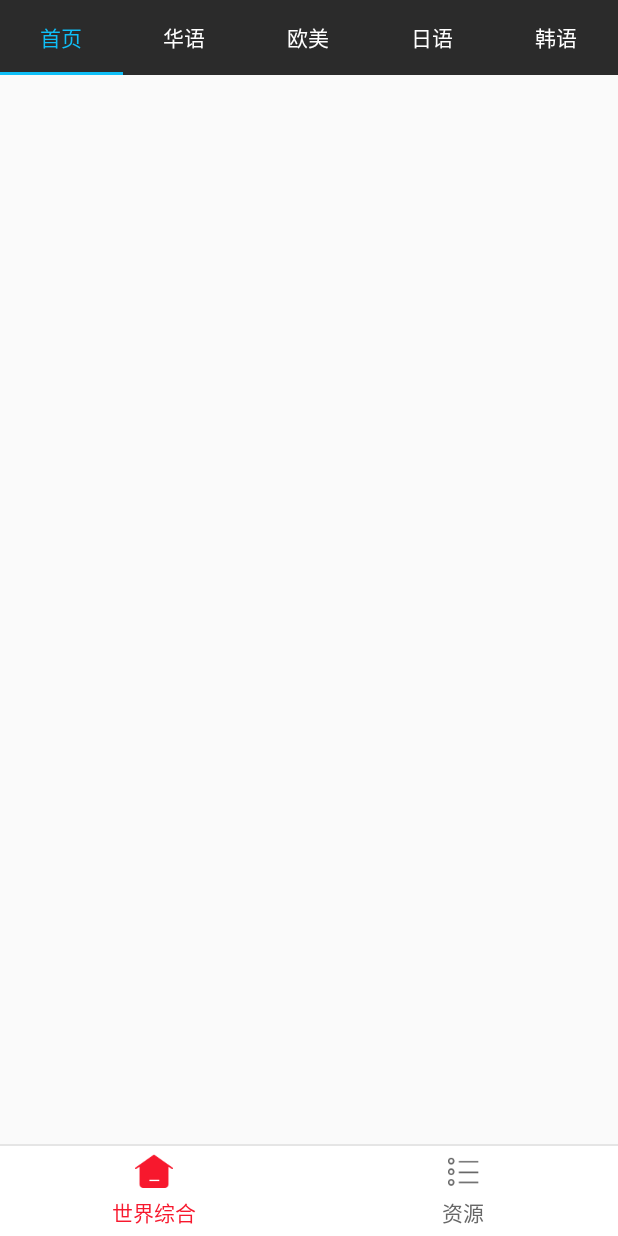
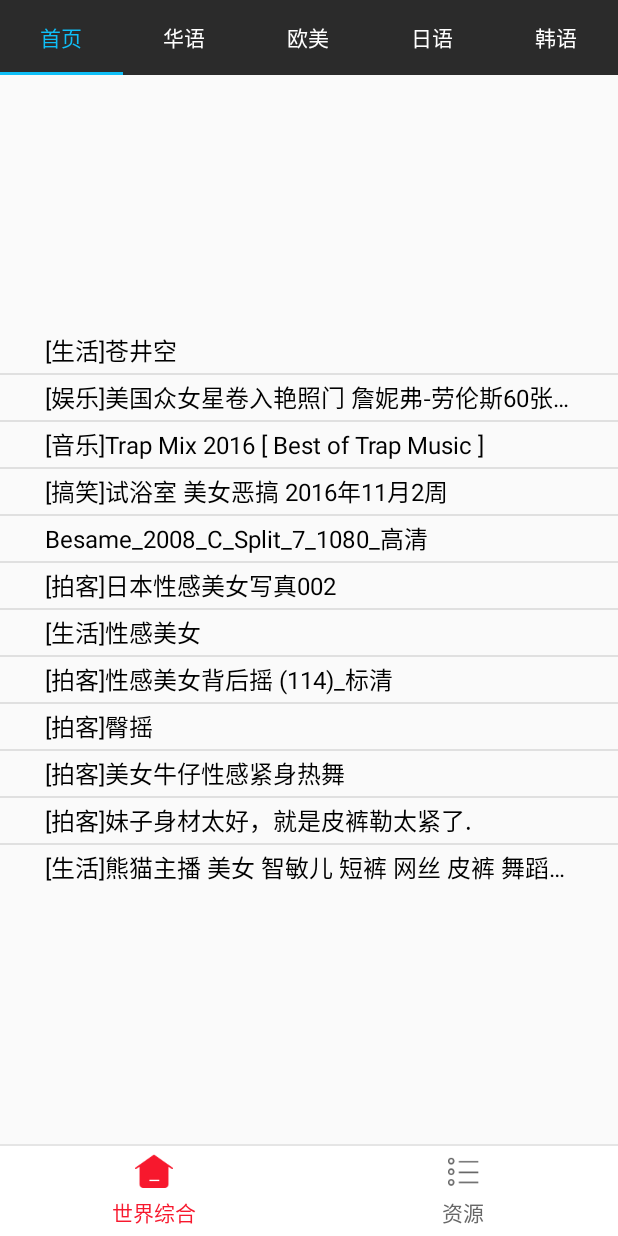
Before and after one commit to Yis92/DemoApplication, an Android app: the screen it shows after launch (MainActivity), on a phone screen of 412 x 824 dp. Run offline under Robolectric (Android 15) with nearby library versions, the phone set to English and light mode, and no system bars.

Commit message:
增加listview

```diff
--- a/app/src/main/AndroidManifest.xml
+++ b/app/src/main/AndroidManifest.xml
@@ -15,6 +15,10 @@
                 <category android:name="android.intent.category.LAUNCHER" />
             </intent-filter>
         </activity>
+        <activity android:name=".activity.VideoActivity"
+            android:exported="false"
+            android:launchMode="singleTop"
+            android:screenOrientation="portrait"/>
     </application>
 
 </manifest>
--- /dev/null
+++ b/app/src/main/java/com/zsw/demoapplication/adapter/MyListAdapter.java
@@ -0,0 +1,60 @@
+package com.zsw.demoapplication.adapter;
+
+import android.content.Context;
+import android.view.LayoutInflater;
+import android.view.View;
+import android.view.ViewGroup;
+import android.webkit.WebView;
+import android.widget.BaseAdapter;
+import android.widget.TextView;
+
+import com.zsw.demoapplication.R;
+import com.zsw.demoapplication.entity.NewsContent;
+
+import java.util.List;
+
+/**
+ * @author zeng
+ * @date 2016/12/9
+ * @Description:
+ */
+
+public class MyListAdapter extends BaseAdapter {
+    private List<NewsContent> list;
+    private LayoutInflater mInflater;
+    private Context context;
+
+    public MyListAdapter(List<NewsContent> list, Context context) {
+        this.list = list;
+        this.context = context;
+        this.mInflater =LayoutInflater.from(context);
+    }
+
+    @Override
+    public int getCount() {
+        return list.size();
+    }
+
+    @Override
+    public Object getItem(int position) {
+        return list.get(position);
+    }
+
+    @Override
+    public long getItemId(int position) {
+        return position;
+    }
+
+    @Override
+    public View getView(int position, View convertView, ViewGroup parent) {
+        View view = null;
+        if (convertView != null) {
+            view = convertView;
+        } else {
+            view = mInflater.inflate(R.layout.item_news, parent, false);
+        }
+        TextView textView = (TextView) view.findViewById(R.id.news_title);
+        textView.setText(list.get(position).getTitle());
+        return view;
+    }
+}
--- /dev/null
+++ b/app/src/main/java/com/zsw/demoapplication/entity/NewsContent.java
@@ -0,0 +1,33 @@
+package com.zsw.demoapplication.entity;
+
+/**
+ * @author zeng
+ * @date 2016/12/9
+ * @Description:
+ */
+
+public class NewsContent {
+    private String title;
+    private String url;
+
+    public NewsContent(String title, String url) {
+        this.title = title;
+        this.url = url;
+    }
+
+    public String getTitle() {
+        return title;
+    }
+
+    public void setTitle(String title) {
+        this.title = title;
+    }
+
+    public String getUrl() {
+        return url;
+    }
+
+    public void setUrl(String url) {
+        this.url = url;
+    }
+}
--- a/app/src/main/java/com/zsw/demoapplication/fragment/type/TabFragment.java
+++ b/app/src/main/java/com/zsw/demoapplication/fragment/type/TabFragment.java
@@ -1,6 +1,8 @@
 package com.zsw.demoapplication.fragment.type;
 
 
+import android.app.Activity;
+import android.content.Intent;
 import android.os.Bundle;
 import android.support.annotation.Nullable;
 import android.support.v4.app.Fragment;
@@ -12,9 +14,17 @@ import android.webkit.WebChromeClient;
 import android.webkit.WebSettings;
 import android.webkit.WebView;
 import android.webkit.WebViewClient;
+import android.widget.AdapterView;
+import android.widget.ListView;
 import android.widget.ProgressBar;
 
 import com.zsw.demoapplication.R;
+import com.zsw.demoapplication.activity.VideoActivity;
+import com.zsw.demoapplication.adapter.MyListAdapter;
+import com.zsw.demoapplication.entity.NewsContent;
+
+import java.util.ArrayList;
+import java.util.List;
 
 /**
  * @author zeng
@@ -54,7 +64,7 @@ public class TabFragment extends Fragment {
             initWebData(url);
         }else if("日语".equals(title)){
             vsWeb.inflate();
-            url="http://music.163.com/#/artist/mv?id=161865&limit=12&offset=0";
+            url="http://music.163.com/m/artist?id=161865&limit=12&offset=12#?thirdfrom=wx";
             initWebData(url);
         }else if("韩语".equals(title)){
             vsWeb.inflate();
@@ -115,7 +125,29 @@ public class TabFragment extends Fragment {
     }
 
     private void initListData() {
-
+        final List<NewsContent> list = new ArrayList<>();
+        list.add(new NewsContent("[生活]苍井空","http://player.youku.com/embed/XMzkyODEyMzY4"));
+        list.add(new NewsContent("[娱乐]美国众女星卷入艳照门 詹妮弗-劳伦斯60张裸照外泄","http://player.youku.com/embed/XNzY3NDE2MDIw"));
+        list.add(new NewsContent("[音乐]Trap Mix 2016 [ Best of Trap Music ]","http://player.youku.com/embed/XMTQ3MDg2MDg3Ng=="));
+        list.add(new NewsContent("[搞笑]试浴室 美女恶搞 2016年11月2周","http://player.youku.com/embed/XMTgxNTY5ODAwOA=="));
+        list.add(new NewsContent("Besame_2008_C_Split_7_1080_高清","http://player.youku.com/embed/XMTcxNzU4NTYwOA=="));
+        list.add(new NewsContent("[拍客]日本性感美女写真002","http://player.youku.com/embed/XMTgzNDg1ODUyNA=="));
+        list.add(new NewsContent("[生活]性感美女","http://player.youku.com/embed/XMTM3ODQxOTEyOA=="));
+        list.add(new NewsContent("[拍客]性感美女背后摇 (114)_标清","http://player.youku.com/embed/XMTU3OTYzNDA5Mg=="));
+        list.add(new NewsContent("[拍客]臀摇","http://player.youku.com/embed/XMTY1NTQ1NDg1Mg=="));
+        list.add(new NewsContent("[拍客]美女牛仔性感紧身热舞","http://player.youku.com/embed/XMTQzMjMyNTE5Ng=="));
+        list.add(new NewsContent("[拍客]妹子身材太好，就是皮裤勒太紧了.","http://player.youku.com/embed/XMTYzNTEyMTYyMA=="));
+        list.add(new NewsContent("[生活]熊猫主播 美女 智敏儿 短裤 网丝 皮裤 舞蹈剪辑 2016 11 26","http://player.youku.com/embed/XMTgzNzM0OTQ4OA=="));
+        ListView listview = (ListView) view.findViewById(R.id.my_listview);
+        listview.setAdapter(new MyListAdapter(list,getActivity()));
+        listview.setOnItemClickListener(new AdapterView.OnItemClickListener() {
+            @Override
+            public void onItemClick(AdapterView<?> parent, View view, int position, long id) {
+                Intent intent = new Intent(getActivity(), VideoActivity.class);
+                intent.putExtra("url",list.get(position).getUrl());
+                startActivity(intent);
+            }
+        });
     }
 
 
--- /dev/null
+++ b/app/src/main/res/layout/item_news.xml
@@ -0,0 +1,17 @@
+<?xml version="1.0" encoding="utf-8"?>
+<LinearLayout xmlns:android="http://schemas.android.com/apk/res/android"
+    android:orientation="vertical" android:layout_width="match_parent"
+    android:layout_height="match_parent">
+    <TextView
+        android:id="@+id/news_title"
+        android:paddingLeft="30dp"
+        android:paddingRight="30dp"
+        android:singleLine="true"
+        android:ellipsize="end"
+        android:layout_width="match_parent"
+        android:layout_height="30dp"
+        android:gravity="center_vertical"
+        android:textSize="16dp"
+        android:textColor="@color/black"
+        />
+</LinearLayout>
--- a/app/src/main/res/values/colors.xml
+++ b/app/src/main/res/values/colors.xml
@@ -6,6 +6,8 @@
     <color name="grey">#676767</color>
     <color name="red">#F7182D</color>
     <color name="white">#ffffff</color>
+    <color name="black">#000000</color>
+    <color name="yellow">#FDFC4A</color>
     <color name="line_grey_white">#E5E5E5</color>
     <color name="divider_grey_white">#e0e0e0</color>
 
```
Also changed, not shown: app/src/main/java/com/zsw/demoapplication/activity/VideoActivity.java (added, +104 -0 lines), app/src/main/res/layout/activity_video.xml (added, +29 -0 lines), app/src/main/res/layout/viewstub_web.xml (+7 -1 lines).
